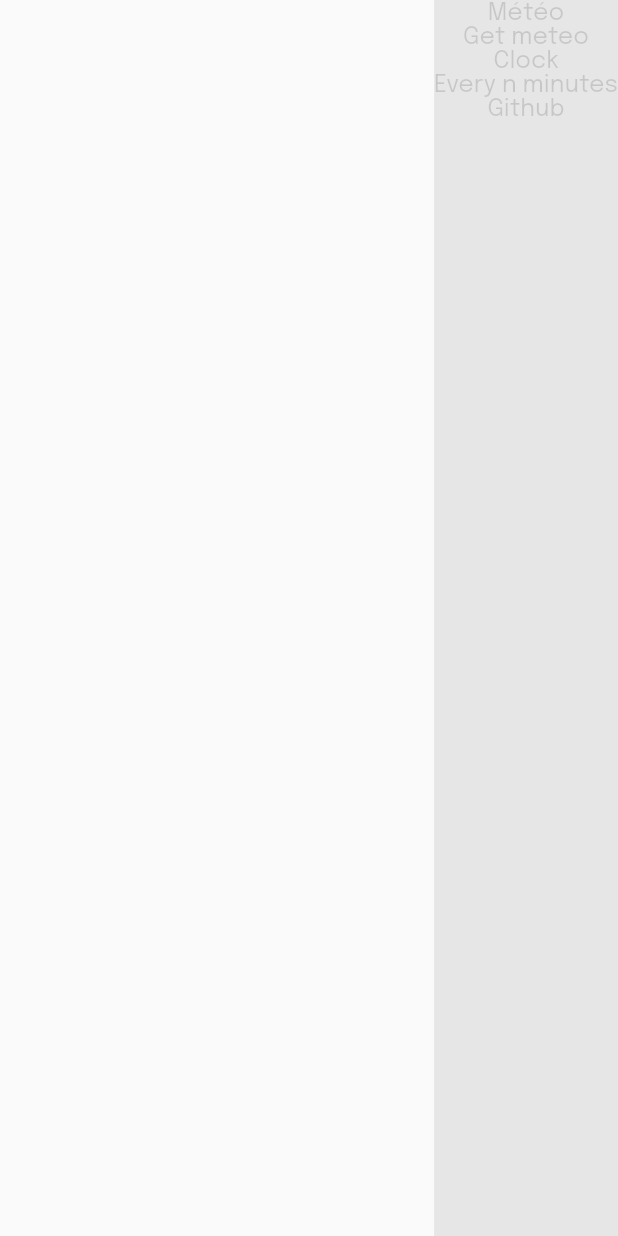
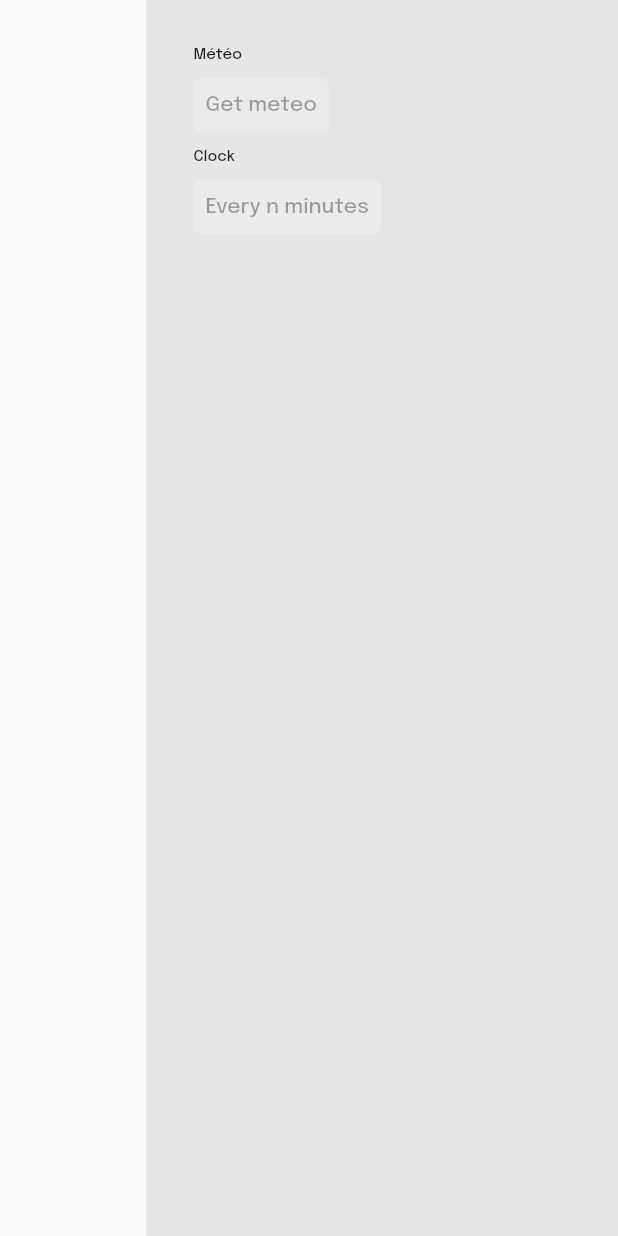
Before and after one commit to UwUClub/AwARea, a Flutter app: the NewTaskView widget shown alone on an empty page, opened directly, on a phone screen of 412 x 824 dp. Run offline on Flutter 3.47's test engine with Material 2 defaults, Android fonts, the phone set to English and light mode, and no system bars; our stand-ins replace easy_sidemenu, flutter_svg, get_it; generated files the repository leaves out were written again.

Commit message:
Move new task page + fix colors

```diff
--- a/flutter_area/lib/UI/Home/action_selection.dart
+++ /dev/null
@@ -1,45 +0,0 @@
-import 'package:easy_sidemenu/easy_sidemenu.dart';
-import 'package:flutter/material.dart';
-import 'package:flutter_gen/gen_l10n/app_localizations.dart';
-import 'package:flutter_svg/svg.dart';
-
-import '../../Core/Locator/locator.dart';
-import '../../Core/Manager/action_manager.dart';
-import '../../Core/Manager/theme_manager.dart';
-import '../../Utils/Extensions/color_extensions.dart';
-import '../../Utils/Extensions/double_extensions.dart';
-import '../ReusableWidgets/mk_background.dart';
-
-import '../Settings/settings_view.dart';
-
-class ActionSelection extends StatelessWidget {
-  const ActionSelection(
-      {super.key,
-      required this.label,
-      this.actions,
-      this.reactions,
-      required this.addAction});
-
-  final String label;
-  final List<MkAction>? actions;
-  final List<MkReaction>? reactions;
-  final Function(MkAction) addAction;
-
-  @override
-  Widget build(BuildContext context) {
-    return Column(children: <Widget>[
-      Text(label),
-      for (final MkAction action in actions!)
-        Row(
-          children: <Widget>[
-            GestureDetector(
-              onTap: () {
-                addAction(action);
-              },
-              child: Text(action.name),
-            ),
-          ],
-        ),
-    ]);
-  }
-}
--- a/flutter_area/lib/UI/Home/home_view.dart
+++ b/flutter_area/lib/UI/Home/home_view.dart
@@ -8,12 +8,11 @@ import '../../Core/Manager/action_manager.dart';
 import '../../Core/Manager/theme_manager.dart';
 import '../../Utils/Extensions/color_extensions.dart';
 import '../../Utils/Extensions/double_extensions.dart';
+import '../NewTask/new_task_view.dart';
 import '../ReusableWidgets/mk_background.dart';
 import '../ReusableWidgets/mk_switch.dart';
 
 import '../Settings/settings_view.dart';
-import 'action_selection.dart';
-import 'new_task_view.dart';
 
 class HomeView extends StatefulWidget {
   const HomeView({super.key});
--- /dev/null
+++ b/flutter_area/lib/UI/NewTask/action_selection.dart
@@ -0,0 +1,58 @@
+import 'package:easy_sidemenu/easy_sidemenu.dart';
+import 'package:flutter/material.dart';
+import 'package:flutter_gen/gen_l10n/app_localizations.dart';
+import 'package:flutter_svg/svg.dart';
+
+import '../../Core/Locator/locator.dart';
+import '../../Core/Manager/action_manager.dart';
+import '../../Core/Manager/theme_manager.dart';
+import '../../Utils/Extensions/color_extensions.dart';
+import '../../Utils/Extensions/double_extensions.dart';
+import '../ReusableWidgets/mk_background.dart';
+
+import '../ReusableWidgets/mk_button.dart';
+import '../Settings/settings_view.dart';
+
+class ActionSelection extends StatelessWidget {
+  const ActionSelection(
+      {super.key,
+      required this.label,
+      this.actions,
+      this.reactions,
+      required this.addAction});
+
+  final String label;
+  final List<MkAction>? actions;
+  final List<MkReaction>? reactions;
+  final Function(MkAction) addAction;
+
+  @override
+  Widget build(BuildContext context) {
+    return SizedBox(
+        width: 240.0.ratioW(),
+        child: Column(
+            crossAxisAlignment: CrossAxisAlignment.start,
+            children: <Widget>[
+              Text(label, style: Theme.of(context).textTheme.headlineMedium),
+              for (final MkAction action in actions!)
+                Row(
+                  children: <Widget>[
+                    MkButton(
+                      label: action.name,
+                      backgroundColor:
+                          Theme.of(context).brightness == Brightness.light
+                              ? Theme.of(context).colorScheme.lightColor3
+                              : Theme.of(context).colorScheme.darkColor3,
+                      labelColor:
+                          Theme.of(context).brightness == Brightness.light
+                              ? Theme.of(context).colorScheme.darkTransColor2
+                              : Theme.of(context).colorScheme.lightTransColor2,
+                      onPressed: () {
+                        addAction(action);
+                      },
+                    ),
+                  ],
+                ),
+            ]));
+  }
+}
--- a/flutter_area/lib/UI/Home/new_task_view.dart
+++ b/flutter_area/lib/UI/NewTask/new_task_view.dart
@@ -1,6 +1,7 @@
 import 'package:flutter/material.dart';
 import '../../Core/Manager/action_manager.dart';
 import '../../Utils/Extensions/color_extensions.dart';
+import '../../Utils/Extensions/double_extensions.dart';
 import 'action_selection.dart';
 import 'task_card.dart';
 
@@ -37,8 +38,11 @@ class _NewTaskViewState extends State<NewTaskView> {
         ],
       )),
       Container(
-          decoration:
-              BoxDecoration(color: Theme.of(context).colorScheme.lightColor2),
+          padding: EdgeInsets.all(30.0.ratioW()),
+          decoration: BoxDecoration(
+              color: Theme.of(context).brightness == Brightness.light
+                  ? Theme.of(context).colorScheme.lightColor2
+                  : Theme.of(context).colorScheme.darkColor2),
           child: Column(
             children: <Widget>[
               ActionSelection(
@@ -55,13 +59,6 @@ class _NewTaskViewState extends State<NewTaskView> {
                 ],
                 addAction: addAction,
               ),
-              ActionSelection(
-                label: 'Github',
-                actions: <MkAction>[
-                  MkAction(name: '', description: 'toto'),
-                ],
-                addAction: addAction,
-              ),
             ],
           ))
     ]);
--- a/flutter_area/lib/Utils/Extensions/color_extensions.dart
+++ b/flutter_area/lib/Utils/Extensions/color_extensions.dart
@@ -9,7 +9,7 @@ extension ColorExtension on ColorScheme {
 
   Color get lightColor4 => const Color(0xFFC2C2C2);
 
-  Color get lightTransColor1 => const Color(0x46E1E1E1);
+  Color get lightTransColor1 => const Color(0x66E1E1E1);
 
   Color get lightTransColor2 => const Color(0x28E1E1E1);
 
@@ -23,7 +23,7 @@ extension ColorExtension on ColorScheme {
 
   Color get darkTransColor1 => const Color(0xB31F1F1F);
 
-  Color get darkTransColor2 => const Color(0x281F1F1F);
+  Color get darkTransColor2 => const Color(0x661F1F1F);
 
   Color get redColor => const Color(0xFFEC465A);
 
```
Also changed, not shown: flutter_area/lib/UI/NewTask/task_card.dart (renamed from flutter_area/lib/UI/Home/task_card.dart).
